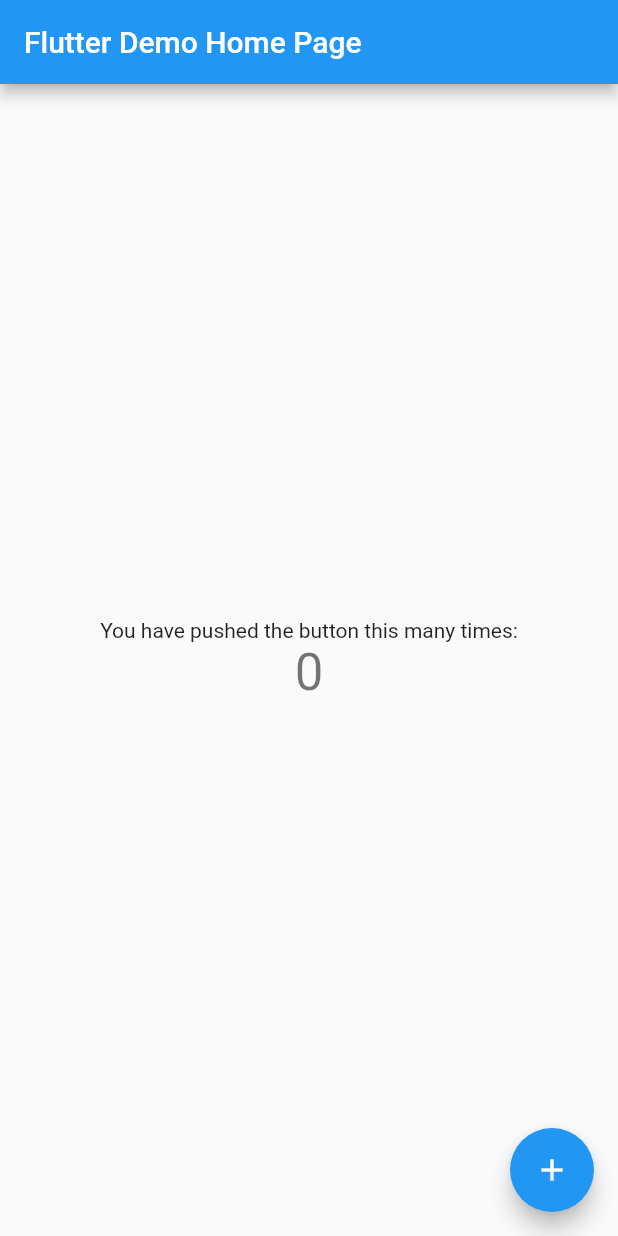
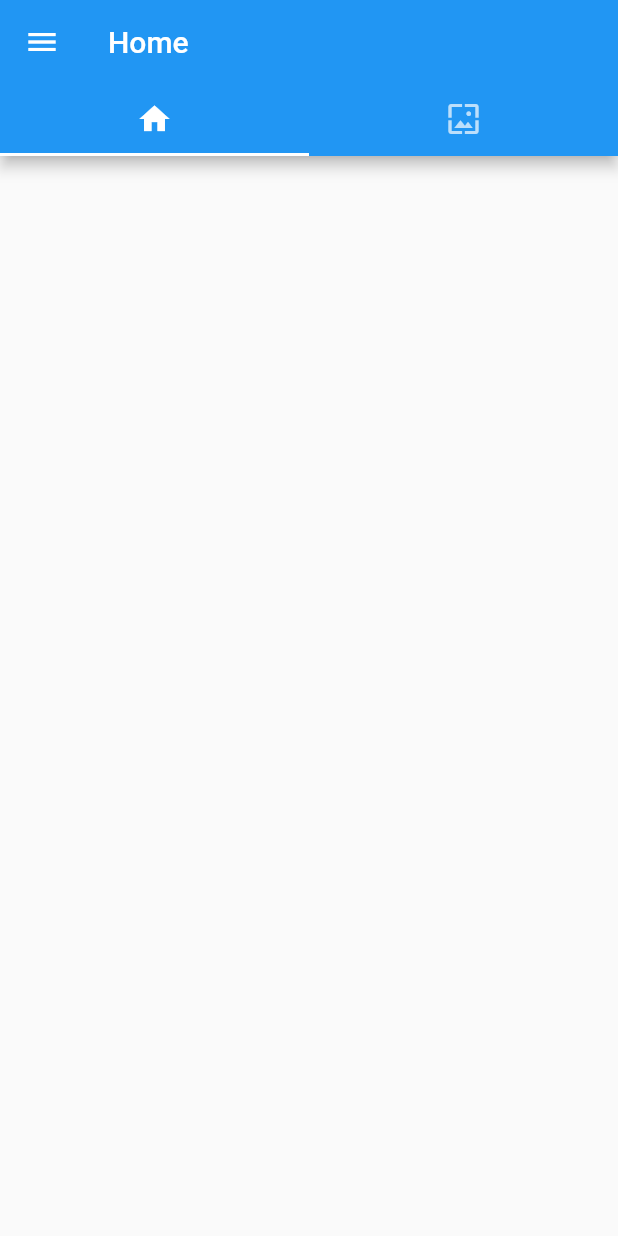
Before and after one commit to NinaWeiss/mobiil_rak_l6ppprojekt, a Flutter app: the screen it shows after launch, on a phone screen of 412 x 824 dp. Run offline on Flutter 3.47's test engine with Material 2 defaults, Android fonts, the phone set to English and light mode, and no system bars.

Commit message:
Pages,Categories,Menu

```diff
--- a/lib/main.dart
+++ b/lib/main.dart
@@ -1,113 +1,73 @@
 import 'package:flutter/material.dart';
+
+import 'DrawerOnly.dart';
 
 void main() {
   runApp(MyApp());
 }
 
 class MyApp extends StatelessWidget {
-  // This widget is the root of your application.
   @override
-  Widget build(BuildContext context) {
-    return MaterialApp(
+  Widget build(BuildContext ctxt) {
+    return new MaterialApp(
       title: 'Flutter Demo',
       theme: ThemeData(
-        // This is the theme of your application.
-        //
-        // Try running your application with "flutter run". You'll see the
-        // application has a blue toolbar. Then, without quitting the app, try
-        // changing the primarySwatch below to Colors.green and then invoke
-        // "hot reload" (press "r" in the console where you ran "flutter run",
-        // or simply save your changes to "hot reload" in a Flutter IDE).
-        // Notice that the counter didn't reset back to zero; the application
-        // is not restarted.
         primarySwatch: Colors.blue,
       ),
-      home: MyHomePage(title: 'Flutter Demo Home Page'),
+      debugShowCheckedModeBanner: false,
+      home: new MyHomePage(ctxt),
     );
   }
 }
 
 class MyHomePage extends StatefulWidget {
-  MyHomePage({Key? key, required this.title}) : super(key: key);
-
-  // This widget is the home page of your application. It is stateful, meaning
-  // that it has a State object (defined below) that contains fields that affect
-  // how it looks.
-
-  // This class is the configuration for the state. It holds the values (in this
-  // case the title) provided by the parent (in this case the App widget) and
-  // used by the build method of the State. Fields in a Widget subclass are
-  // always marked "final".
-
-  final String title;
+  var cameras;
+  MyHomePage(this.cameras);
 
   @override
   _MyHomePageState createState() => _MyHomePageState();
 }
 
-class _MyHomePageState extends State<MyHomePage> {
-  int _counter = 0;
+class _MyHomePageState extends State<MyHomePage> with SingleTickerProviderStateMixin {
 
-  void _incrementCounter() {
-    setState(() {
-      // This call to setState tells the Flutter framework that something has
-      // changed in this State, which causes it to rerun the build method below
-      // so that the display can reflect the updated values. If we changed
-      // _counter without calling setState(), then the build method would not be
-      // called again, and so nothing would appear to happen.
-      _counter++;
+late TabController _tabController;
+bool showFab = true;
+
+@override
+void initState() {
+  super.initState();
+
+  _tabController = TabController(vsync: this, initialIndex: 0, length: 2);
+  _tabController.addListener(() {
+    if (_tabController.index == 1) {
+      showFab = true;
+    } else {
+      showFab = false;
+    }
+    setState(() {});
   });
 }
-
-  @override
-  Widget build(BuildContext context) {
-    // This method is rerun every time setState is called, for instance as done
-    // by the _incrementCounter method above.
-    //
-    // The Flutter framework has been optimized to make rerunning build methods
-    // fast, so that you can just rebuild anything that needs updating rather
-    // than having to individually change instances of widgets.
+Widget build(BuildContext ctxt) {
   return Scaffold(
+    drawer: new DrawerOnly(),
     appBar: AppBar(
-        // Here we take the value from the MyHomePage object that was created by
-        // the App.build method, and use it to set our appbar title.
-        title: Text(widget.title),
-      ),
-      body: Center(
-        // Center is a layout widget. It takes a single child and positions it
-        // in the middle of the parent.
-        child: Column(
-          // Column is also a layout widget. It takes a list of children and
-          // arranges them vertically. By default, it sizes itself to fit its
-          // children horizontally, and tries to be as tall as its parent.
-          //
-          // Invoke "debug painting" (press "p" in the console, choose the
-          // "Toggle Debug Paint" action from the Flutter Inspector in Android
-          // Studio, or the "Toggle Debug Paint" command in Visual Studio Code)
-          // to see the wireframe for each widget.
-          //
-          // Column has various properties to control how it sizes itself and
-          // how it positions its children. Here we use mainAxisAlignment to
-          // center the children vertically; the main axis here is the vertical
-          // axis because Columns are vertical (the cross axis would be
-          // horizontal).
-          mainAxisAlignment: MainAxisAlignment.center,
-          children: <Widget>[
-            Text(
-              'You have pushed the button this many times:',
-            ),
-            Text(
-              '$_counter',
-              style: Theme.of(context).textTheme.headline4,
-            ),
+      title: Text('Home'),
+      bottom: TabBar(
+        controller: _tabController,
+        indicatorColor: Colors.white,
+        tabs: <Widget>[
+          Tab(icon: Icon(Icons.home)),
+          Tab(icon: Icon(Icons.wallpaper)),
         ],
       ),
     ),
-      floatingActionButton: FloatingActionButton(
-        onPressed: _incrementCounter,
-        tooltip: 'Increment',
-        child: Icon(Icons.add),
-      ), // This trailing comma makes auto-formatting nicer for build methods.
+    body:
+    new TabBarView(
+      controller: _tabController,
+      children: <Widget>[
+      ],
+    ),
+
   );
 }
 }
```
Lines whose indentation alone changed are shown as unchanged.
